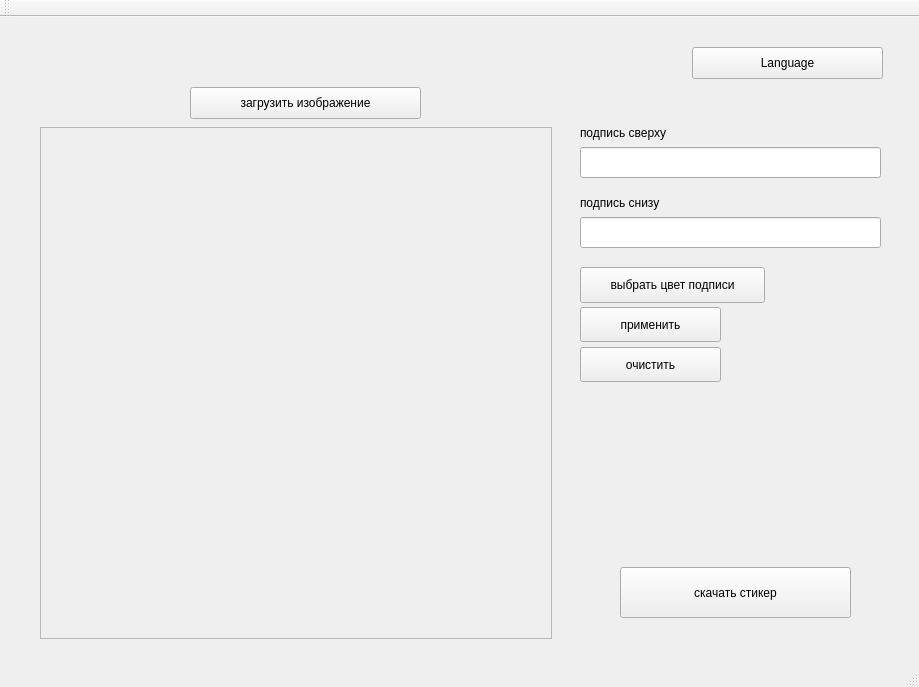
a-nosnitram/Sticker-App, file resources/sticker_maker_ui.ui: the form before one commit.
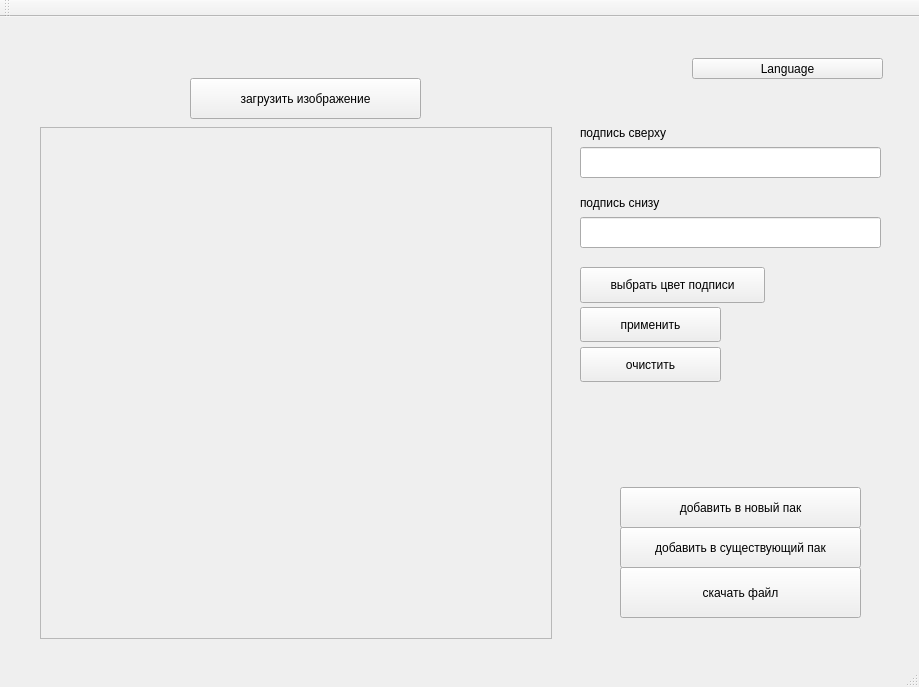
The form after the commit.

Diff of the .ui file:
```diff
--- a/resources/sticker_maker_ui.ui
+++ b/resources/sticker_maker_ui.ui
@@ -21,9 +21,9 @@
     <property name="geometry">
      <rect>
       <x>190</x>
-      <y>70</y>
+      <y>61</y>
       <width>231</width>
-      <height>32</height>
+      <height>41</height>
      </rect>
     </property>
     <property name="maximumSize">
@@ -112,7 +112,7 @@
      <rect>
       <x>620</x>
       <y>550</y>
-      <width>231</width>
+      <width>241</width>
       <height>51</height>
      </rect>
     </property>
@@ -120,7 +120,7 @@
      <bool>true</bool>
     </property>
     <property name="text">
-     <string>скачать стикер</string>
+     <string>скачать файл</string>
     </property>
     <property name="flat">
      <bool>false</bool>
@@ -178,15 +178,53 @@
     <property name="geometry">
      <rect>
       <x>692</x>
-      <y>30</y>
+      <y>41</y>
       <width>191</width>
-      <height>32</height>
+      <height>21</height>
      </rect>
     </property>
     <property name="text">
      <string>Language</string>
     </property>
    </widget>
+   <widget class="QPushButton" name="existing_pack_button">
+    <property name="geometry">
+     <rect>
+      <x>620</x>
+      <y>510</y>
+      <width>241</width>
+      <height>41</height>
+     </rect>
+    </property>
+    <property name="mouseTracking">
+     <bool>true</bool>
+    </property>
+    <property name="text">
+     <string>добавить в существующий пак</string>
+    </property>
+    <property name="flat">
+     <bool>false</bool>
+    </property>
+   </widget>
+   <widget class="QPushButton" name="new_pack_button">
+    <property name="geometry">
+     <rect>
+      <x>620</x>
+      <y>470</y>
+      <width>241</width>
+      <height>41</height>
+     </rect>
+    </property>
+    <property name="mouseTracking">
+     <bool>true</bool>
+    </property>
+    <property name="text">
+     <string>добавить в новый пак</string>
+    </property>
+    <property name="flat">
+     <bool>false</bool>
+    </property>
+   </widget>
    <zorder>file_upload_button</zorder>
    <zorder>top_caption_lineEdit</zorder>
    <zorder>bottom_caption_lineEdit</zorder>
@@ -198,6 +236,8 @@
    <zorder>apply_caption_button</zorder>
    <zorder>clear_button</zorder>
    <zorder>language_switch_button</zorder>
+   <zorder>existing_pack_button</zorder>
+   <zorder>new_pack_button</zorder>
   </widget>
   <widget class="QStatusBar" name="statusbar"/>
   <widget class="QToolBar" name="toolBar">
```
